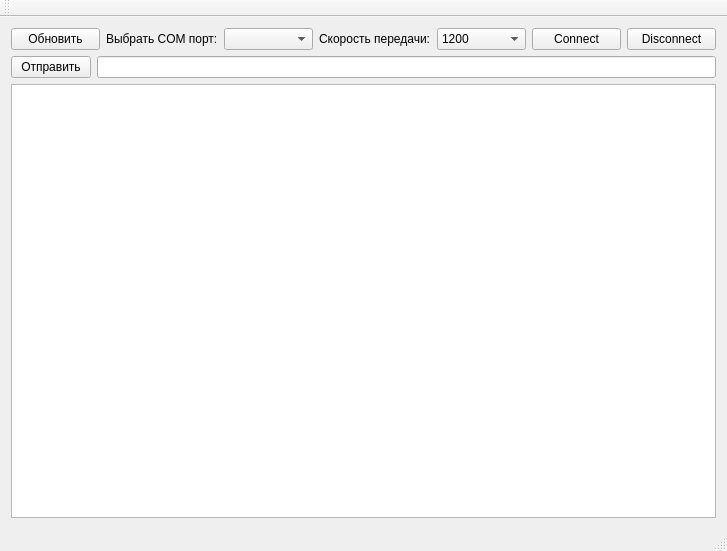
Qt form mainwindow.ui (pivleonid/tectCOM) before a commit.
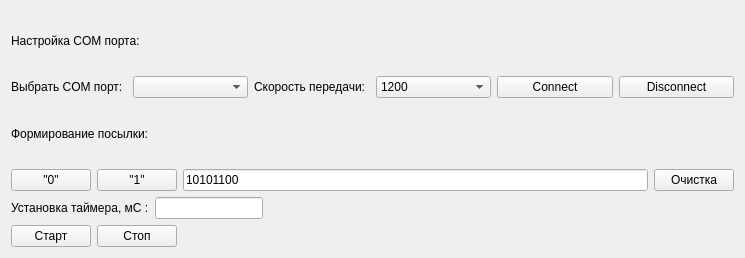
The same form after that commit.

```diff
--- a/mainwindow.ui
+++ b/mainwindow.ui
@@ -6,42 +6,74 @@
    <rect>
     <x>0</x>
     <y>0</y>
-    <width>727</width>
-    <height>551</height>
+    <width>745</width>
+    <height>258</height>
    </rect>
   </property>
+  <property name="sizePolicy">
+   <sizepolicy hsizetype="Fixed" vsizetype="Fixed">
+    <horstretch>0</horstretch>
+    <verstretch>0</verstretch>
+   </sizepolicy>
+  </property>
   <property name="windowTitle">
    <string>MainWindow</string>
   </property>
   <widget class="QWidget" name="centralWidget">
+   <layout class="QGridLayout" name="gridLayout_7">
+    <item row="0" column="0">
    <layout class="QGridLayout" name="gridLayout_3">
+      <item row="0" column="0" colspan="2">
+       <layout class="QGridLayout" name="gridLayout">
     <item row="0" column="0">
+         <widget class="QLabel" name="label_4">
+          <property name="text">
+           <string>Настройка COM порта:</string>
+          </property>
+         </widget>
+        </item>
+        <item row="0" column="1">
+         <spacer name="horizontalSpacer">
+          <property name="orientation">
+           <enum>Qt::Horizontal</enum>
+          </property>
+          <property name="sizeHint" stdset="0">
+           <size>
+            <width>298</width>
+            <height>20</height>
+           </size>
+          </property>
+         </spacer>
+        </item>
+       </layout>
+      </item>
+      <item row="1" column="0" colspan="2">
      <layout class="QGridLayout" name="gridLayout_2">
-      <item row="0" column="5">
+        <item row="0" column="4">
        <widget class="QPushButton" name="connectBtn">
         <property name="text">
          <string>Connect</string>
         </property>
        </widget>
       </item>
-      <item row="0" column="1">
+        <item row="0" column="0">
        <widget class="QLabel" name="label">
         <property name="text">
          <string>Выбрать COM порт:</string>
         </property>
        </widget>
       </item>
-      <item row="0" column="2">
+        <item row="0" column="1">
        <widget class="QComboBox" name="serialPortInfoBox"/>
       </item>
-      <item row="0" column="3">
+        <item row="0" column="2">
        <widget class="QLabel" name="label_2">
         <property name="text">
          <string>Скорость передачи:</string>
         </property>
        </widget>
       </item>
-      <item row="0" column="4">
+        <item row="0" column="3">
        <widget class="QComboBox" name="boudrateBox">
         <item>
          <property name="text">
@@ -85,14 +117,7 @@
         </item>
        </widget>
       </item>
-      <item row="0" column="0">
-       <widget class="QPushButton" name="pushButton">
-        <property name="text">
-         <string>Обновить</string>
-        </property>
-       </widget>
-      </item>
-      <item row="0" column="6">
+        <item row="0" column="5">
        <widget class="QPushButton" name="disconnectBtn">
         <property name="text">
          <string>Disconnect</string>
@@ -101,44 +126,127 @@
       </item>
      </layout>
     </item>
+      <item row="2" column="0">
+       <widget class="QLabel" name="label_3">
+        <property name="text">
+         <string>Формирование посылки:</string>
+        </property>
+       </widget>
+      </item>
+      <item row="2" column="1">
+       <spacer name="horizontalSpacer_2">
+        <property name="orientation">
+         <enum>Qt::Horizontal</enum>
+        </property>
+        <property name="sizeHint" stdset="0">
+         <size>
+          <width>319</width>
+          <height>17</height>
+         </size>
+        </property>
+       </spacer>
+      </item>
+     </layout>
+    </item>
     <item row="1" column="0">
-     <layout class="QGridLayout" name="gridLayout">
+     <layout class="QGridLayout" name="gridLayout_4">
+      <item row="0" column="1">
+       <widget class="QPushButton" name="hightBtn">
+        <property name="text">
+         <string>&quot;1&quot;</string>
+        </property>
+       </widget>
+      </item>
+      <item row="0" column="2">
+       <widget class="QLineEdit" name="lineEdit">
+        <property name="text">
+         <string>10101100</string>
+        </property>
+       </widget>
+      </item>
       <item row="0" column="0">
-       <widget class="QPushButton" name="sendBtn">
+       <widget class="QPushButton" name="lowBtn">
         <property name="text">
-         <string>Отправить</string>
+         <string>&quot;0&quot;</string>
         </property>
        </widget>
       </item>
+      <item row="0" column="3">
+       <widget class="QPushButton" name="ClearBtn">
+        <property name="text">
+         <string>Очистка</string>
+        </property>
+       </widget>
+      </item>
+     </layout>
+    </item>
+    <item row="2" column="0">
+     <layout class="QGridLayout" name="gridLayout_5">
+      <item row="0" column="0">
+       <widget class="QLabel" name="label_5">
+        <property name="text">
+         <string>Установка таймера, мС :</string>
+        </property>
+       </widget>
+      </item>
       <item row="0" column="1">
-       <widget class="QLineEdit" name="lineEdit"/>
+       <widget class="QLineEdit" name="timerLE">
+        <property name="sizePolicy">
+         <sizepolicy hsizetype="Fixed" vsizetype="Fixed">
+          <horstretch>0</horstretch>
+          <verstretch>0</verstretch>
+         </sizepolicy>
+        </property>
+       </widget>
       </item>
-      <item row="1" column="0" colspan="2">
-       <widget class="QTextEdit" name="textEdit"/>
+      <item row="0" column="2">
+       <spacer name="horizontalSpacer_3">
+        <property name="orientation">
+         <enum>Qt::Horizontal</enum>
+        </property>
+        <property name="sizeHint" stdset="0">
+         <size>
+          <width>40</width>
+          <height>20</height>
+         </size>
+        </property>
+       </spacer>
       </item>
      </layout>
     </item>
-   </layout>
-  </widget>
-  <widget class="QMenuBar" name="menuBar">
-   <property name="geometry">
-    <rect>
-     <x>0</x>
-     <y>0</y>
-     <width>727</width>
-     <height>26</height>
-    </rect>
-   </property>
-  </widget>
-  <widget class="QToolBar" name="mainToolBar">
-   <attribute name="toolBarArea">
-    <enum>TopToolBarArea</enum>
-   </attribute>
-   <attribute name="toolBarBreak">
-    <bool>false</bool>
-   </attribute>
+    <item row="3" column="0">
+     <layout class="QGridLayout" name="gridLayout_6">
+      <item row="0" column="0">
+       <widget class="QPushButton" name="startBtn">
+        <property name="text">
+         <string>Cтарт</string>
+        </property>
+       </widget>
+      </item>
+      <item row="0" column="1">
+       <widget class="QPushButton" name="stopBtn">
+        <property name="text">
+         <string>Стоп</string>
+        </property>
+       </widget>
+      </item>
+      <item row="0" column="2">
+       <spacer name="horizontalSpacer_4">
+        <property name="orientation">
+         <enum>Qt::Horizontal</enum>
+        </property>
+        <property name="sizeHint" stdset="0">
+         <size>
+          <width>40</width>
+          <height>20</height>
+         </size>
+        </property>
+       </spacer>
+      </item>
+     </layout>
+    </item>
+   </layout>
   </widget>
-  <widget class="QStatusBar" name="statusBar"/>
  </widget>
  <layoutdefault spacing="6" margin="11"/>
  <resources/>
```
Left out of the diff: 2 changed lines with no effect on the pictures. Lines whose indentation alone changed are shown as unchanged.
